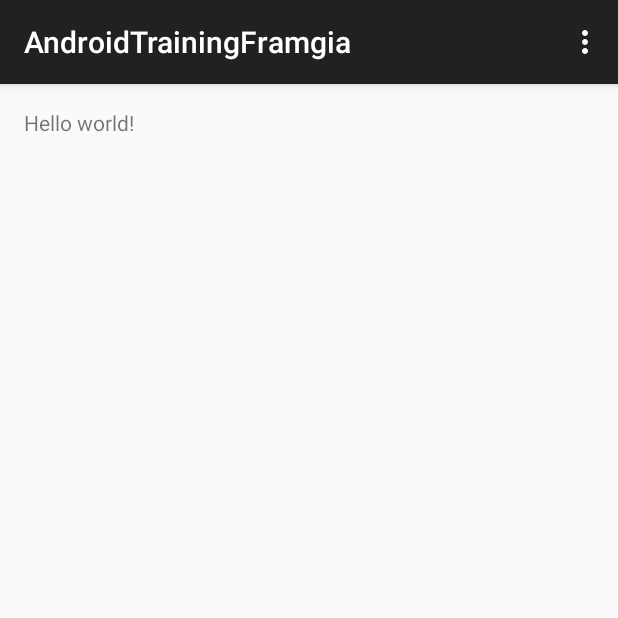
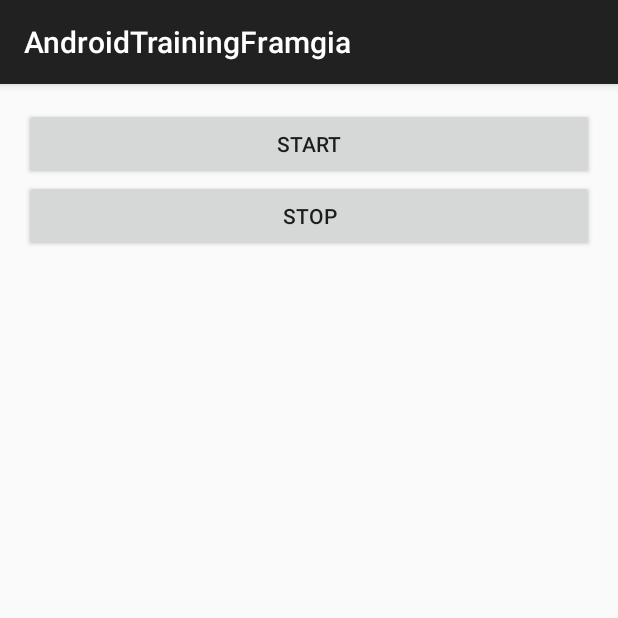
Before and after one commit to tuyetyeuthuong/AndroidTrainingFramgia, an Android app: the screen it shows after launch (MainActivity before the commit, ServiceTestActivity after it), on a phone screen of 412 x 824 dp, the top half of it. Run offline under Robolectric (Android 15) with nearby library versions, the phone set to English and light mode, and no system bars.

Commit message:
Task 1 - Implements Service

```diff
--- a/app/src/main/java/com/framgia/lupx/androidtrainingframgia/MainActivity.java
+++ /dev/null
@@ -1,38 +0,0 @@
-package com.framgia.lupx.androidtrainingframgia;
-
-import android.support.v7.app.ActionBarActivity;
-import android.os.Bundle;
-import android.view.Menu;
-import android.view.MenuItem;
-
-
-public class MainActivity extends ActionBarActivity {
-
-    @Override
-    protected void onCreate(Bundle savedInstanceState) {
-        super.onCreate(savedInstanceState);
-        setContentView(R.layout.activity_main);
-    }
-
-    @Override
-    public boolean onCreateOptionsMenu(Menu menu) {
-        // Inflate the menu; this adds items to the action bar if it is present.
-        getMenuInflater().inflate(R.menu.menu_main, menu);
-        return true;
-    }
-
-    @Override
-    public boolean onOptionsItemSelected(MenuItem item) {
-        // Handle action bar item clicks here. The action bar will
-        // automatically handle clicks on the Home/Up button, so long
-        // as you specify a parent activity in AndroidManifest.xml.
-        int id = item.getItemId();
-
-        //noinspection SimplifiableIfStatement
-        if (id == R.id.action_settings) {
-            return true;
-        }
-
-        return super.onOptionsItemSelected(item);
-    }
-}
--- /dev/null
+++ b/app/src/main/java/com/framgia/lupx/androidtrainingframgia/service/ServiceTestActivity.java
@@ -0,0 +1,83 @@
+package com.framgia.lupx.androidtrainingframgia.service;
+
+import android.content.BroadcastReceiver;
+import android.content.Context;
+import android.content.Intent;
+import android.content.IntentFilter;
+import android.support.v4.content.LocalBroadcastManager;
+import android.os.Bundle;
+import android.support.v7.app.AppCompatActivity;
+import android.view.View;
+import android.widget.Button;
+import android.widget.TextView;
+
+import com.framgia.lupx.androidtrainingframgia.R;
+
+
+public class ServiceTestActivity extends AppCompatActivity {
+
+    private Button btnStart;
+    private Button btnStop;
+    private TextView txtHtml;
+    private View.OnClickListener onClickListener = new View.OnClickListener() {
+        @Override
+        public void onClick(View v) {
+            switch (v.getId()) {
+                case R.id.btnStart:
+                    startService();
+                    break;
+                case R.id.btnStop:
+                    stopService();
+                    break;
+            }
+        }
+    };
+
+    @Override
+    protected void onCreate(Bundle savedInstanceState) {
+        super.onCreate(savedInstanceState);
+        setContentView(R.layout.activity_main);
+        btnStart = (Button) findViewById(R.id.btnStart);
+        btnStop = (Button) findViewById(R.id.btnStop);
+        btnStart.setOnClickListener(onClickListener);
+        btnStop.setOnClickListener(onClickListener);
+        txtHtml = (TextView) findViewById(R.id.txtHtml);
+
+        LocalBroadcastManager.getInstance(getBaseContext()).registerReceiver(receiver, new IntentFilter(DownloadHtmlService.SERVICE_TO_UI));
+    }
+
+    private BroadcastReceiver receiver = new BroadcastReceiver() {
+        @Override
+        public void onReceive(Context context, Intent intent) {
+            int action = intent.getIntExtra(DownloadHtmlService.SERVICE_TO_UI, 0);
+            switch (action) {
+                case DownloadHtmlService.LOAD_HTML_COMPLETED:
+                    txtHtml.setText(AppData.getInstance().html);
+                    break;
+                default:
+
+                    break;
+            }
+        }
+    };
+
+    @Override
+    protected void onResume() {
+        super.onResume();
+
+    }
+
+    @Override
+    protected void onDestroy() {
+        LocalBroadcastManager.getInstance(this).unregisterReceiver(receiver);
+        super.onDestroy();
+    }
+
+    private void startService() {
+        startService(new Intent(getBaseContext(), DownloadHtmlService.class));
+    }
+
+    private void stopService() {
+        stopService(new Intent(getBaseContext(), DownloadHtmlService.class));
+    }
+}
--- a/app/src/main/res/layout/activity_main.xml
+++ b/app/src/main/res/layout/activity_main.xml
@@ -1,11 +1,37 @@
 <RelativeLayout xmlns:android="http://schemas.android.com/apk/res/android"
-    xmlns:tools="http://schemas.android.com/tools" android:layout_width="match_parent"
-    android:layout_height="match_parent" android:paddingLeft="@dimen/activity_horizontal_margin"
+    xmlns:tools="http://schemas.android.com/tools"
+    android:layout_width="match_parent"
+    android:layout_height="match_parent"
+    android:paddingBottom="@dimen/activity_vertical_margin"
+    android:paddingLeft="@dimen/activity_horizontal_margin"
     android:paddingRight="@dimen/activity_horizontal_margin"
     android:paddingTop="@dimen/activity_vertical_margin"
-    android:paddingBottom="@dimen/activity_vertical_margin" tools:context=".MainActivity">
+    tools:context=".MainActivity">
 
-    <TextView android:text="@string/hello_world" android:layout_width="wrap_content"
-        android:layout_height="wrap_content" />
+    <Button
+        android:id="@+id/btnStart"
+        android:layout_width="match_parent"
+        android:layout_height="wrap_content"
+        android:layout_alignParentTop="true"
+        android:text="Start" />
 
+    <Button
+        android:id="@+id/btnStop"
+        android:layout_width="match_parent"
+        android:layout_height="wrap_content"
+        android:layout_below="@+id/btnStart"
+        android:text="Stop" />
+
+    <ScrollView
+        android:layout_width="match_parent"
+        android:layout_height="fill_parent"
+        android:layout_below="@+id/btnStop">
+
+        <TextView
+            android:id="@+id/txtHtml"
+            android:layout_width="match_parent"
+            android:layout_height="fill_parent"
+
+            android:textSize="12sp" />
+    </ScrollView>
 </RelativeLayout>
```
Also changed, not shown: app/src/main/AndroidManifest.xml (+8 -4 lines), app/src/main/java/com/framgia/lupx/androidtrainingframgia/service/AppData.java (added, +19 -0 lines), app/src/main/java/com/framgia/lupx/androidtrainingframgia/service/DownloadHtmlService.java (added, +63 -0 lines), app/src/main/java/com/framgia/lupx/androidtrainingframgia/service/LoadHtmlAsyncTask.java (added, +60 -0 lines), 1 other file.
